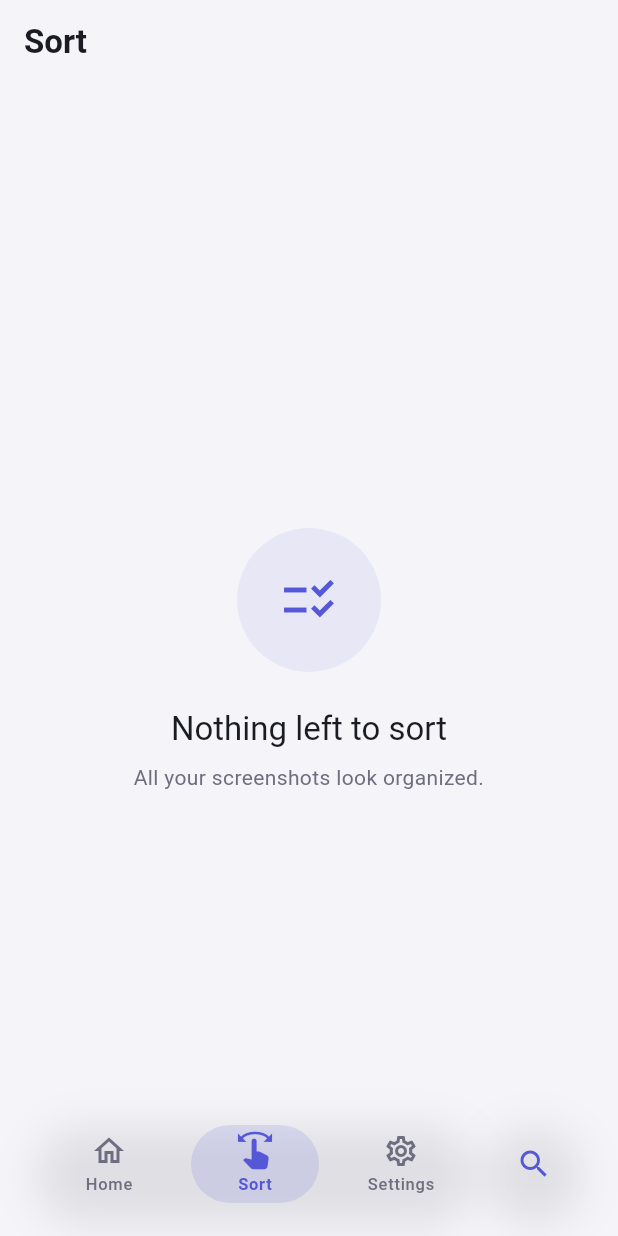
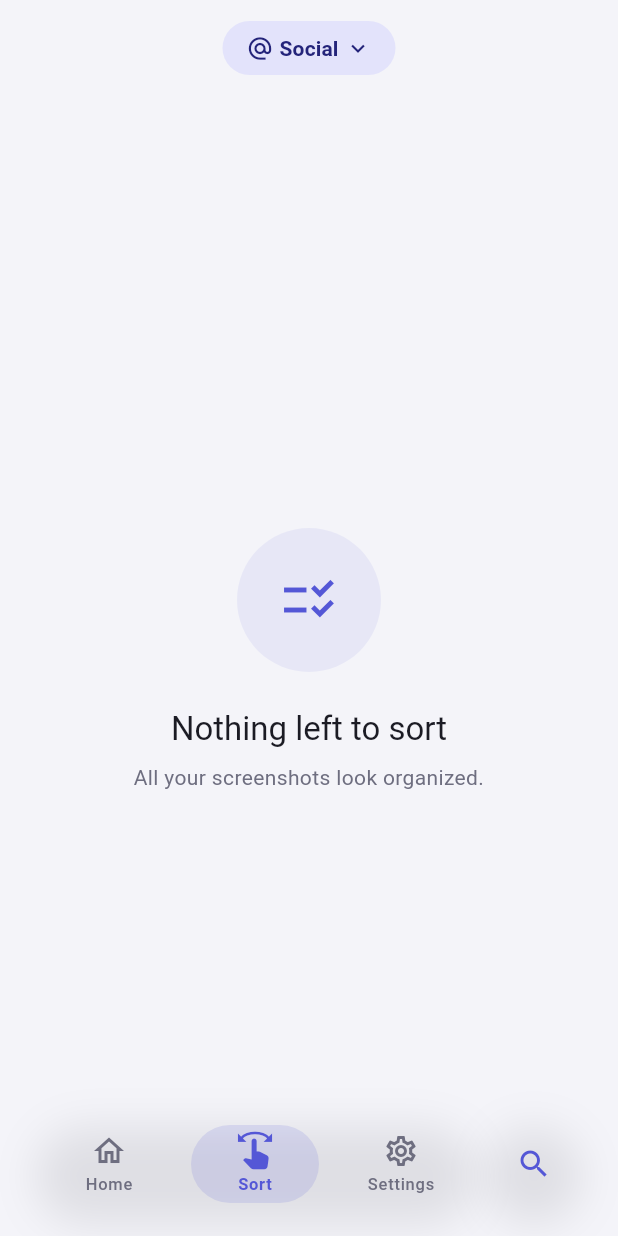
Before and after one commit to dogualagoz/ai-gallery-organizer, a Flutter app: the SortingScreen screen opened by its route, on a phone screen of 412 x 824 dp. Run offline on Flutter 3.47's test engine with Material 3 defaults, Android fonts, the phone set to English and light mode, and no system bars; our stand-ins replace audioplayers, firebase_ai, firebase_core, flutter_riverpod, flutter_secure_storage, go_router and 7 more; missing offline and left inert: firebase_app_check, liquid_glass_renderer, photo_manager, photo_manager_image_provider; accounts and stored records are empty; generated files the repository leaves out were written again; statements that could not run were skipped.

Commit message:
feat(sorting): swipe-up assigns to a chosen category
Rework the swipe deck: left = delete, right = skip, up = assign to the
category selected in a new tappable header chip (category picker sheet).
Drop the board-assignment flow from sorting. setCategory now finalizes a
pending card so it leaves the queue; undo restores the exact prior state
via restoreCategoryState. The AppBar is replaced by an in-page header
(chip + undo + delete counter); no plain title text on top.

Co-Authored-By: Claude Opus 4.8 <noreply@anthropic.com>

```diff
--- a/lib/features/sorting/sorting_screen.dart
+++ b/lib/features/sorting/sorting_screen.dart
@@ -1,27 +1,24 @@
 // Swipe sıralama ekranı: analiz edilmemiş/"diğer" screenshot'lar için
-// sola sil / sağa panoya ata / yukarı atla kart akışı.
+// sola sil / sağa atla / yukarı seçili kategoriye ata kart akışı.
 import 'package:flutter/material.dart';
 import 'package:flutter_riverpod/flutter_riverpod.dart';
 import 'package:go_router/go_router.dart';
 import 'package:photo_manager/photo_manager.dart';
 
 import '../../core/constants/ui_constants.dart';
+import '../../core/l10n/category_labels.dart';
 import '../../core/l10n/l10n_extension.dart';
-import '../../core/models/board.dart';
 import '../../core/models/screenshot_category.dart';
 import '../../core/models/screenshot_entry.dart';
 import '../../core/router/app_router.dart';
+import '../../core/services/category_names_service.dart';
 import '../../core/services/entitlement_service.dart';
 import '../../core/services/haptic_service.dart';
 import '../../core/services/review_service.dart';
-import '../boards/providers/board_provider.dart';
-import '../boards/widgets/board_name_dialog.dart';
 import '../gallery/data/screenshot_repository.dart';
 import '../gallery/providers/gallery_provider.dart';
+import 'widgets/category_picker_sheet.dart';
 import 'widgets/swipe_card.dart';
-
-/// Board seçici sheet'inde "yeni pano oluştur" satırını işaretleyen sentinel.
-const String _createNewBoardSentinel = '__create_new_board__';
 
 class SortingScreen extends ConsumerStatefulWidget {
   const SortingScreen({super.key});
@@ -34,10 +31,20 @@ class SortingScreen extends ConsumerStatefulWidget {
 enum _SwipeType { delete, skip, assign }
 
 class _SwipeAction {
-  const _SwipeAction(this.type, this.assetId);
+  const _SwipeAction(
+    this.type,
+    this.assetId, {
+    this.prevCategory,
+    this.prevAnalyzedAt,
+  });
 
   final _SwipeType type;
   final String assetId;
+
+  /// Kategori-atama öncesi durum (yalnız [_SwipeType.assign] için) — geri
+  /// alınınca kartı birebir eski haline döndürmek için saklanır.
+  final ScreenshotCategory? prevCategory;
+  final DateTime? prevAnalyzedAt;
 }
 
 class _SortingScreenState extends ConsumerState<SortingScreen> {
@@ -56,6 +63,9 @@ class _SortingScreenState extends ConsumerState<SortingScreen> {
 
   /// Sort sekmesi bir önceki karede aktif miydi — çıkışı (aktif→pasif) yakalar.
   bool _wasTabActive = true;
+
+  /// Yukarı kaydırmanın hedef kategorisi; üstteki chip'ten değiştirilir.
+  ScreenshotCategory _selectedCategory = ScreenshotCategory.social;
 
   /// Alttaki aksiyon butonlarının üstteki karta jest gönderebilmesi için.
   final SwipeCardController _cardController = SwipeCardController();
@@ -99,27 +109,28 @@ class _SortingScreenState extends ConsumerState<SortingScreen> {
         )
         .toList();
 
+    final Map<int, String> categoryNames = ref.watch(categoryNamesProvider);
+    final String categoryLabel = _selectedCategory.displayName(
+      l10n,
+      categoryNames,
+    );
+
     return Scaffold(
-      appBar: AppBar(
-        title: Text(l10n.sortingTitle),
-        actions: [
-          if (_history.isNotEmpty)
-            IconButton(
-              tooltip: l10n.sortingUndo,
-              icon: const Icon(Icons.undo),
-              onPressed: _undo,
+      body: SafeArea(
+        bottom: false,
+        child: Column(
+          children: [
+            _SortHeader(
+              categoryIcon: _selectedCategory.icon,
+              categoryLabel: categoryLabel,
+              remaining: queue.length,
+              pendingDeleteCount: _pendingDeletes.length,
+              canUndo: _history.isNotEmpty,
+              onUndo: _undo,
+              onPickCategory: _pickCategory,
             ),
-          // Silme ikonu artık ayrı bir buton/onay değil; yalnızca kaç kartın
-          // silmeye kuyruklandığını gösteren bir sayaç. Gerçek silme, Sort
-          // sekmesinden çıkışta iOS'un kendi onayıyla yapılır.
-          if (_pendingDeletes.isNotEmpty)
-            Padding(
-              padding: const EdgeInsets.only(right: AppSpacing.md),
-              child: _PendingDeleteCounter(count: _pendingDeletes.length),
-            ),
-        ],
-      ),
-      body: !entitlement.canSwipe
+            Expanded(
+              child: !entitlement.canSwipe
                   ? const _SortingLimit()
                   : queue.isEmpty
                   ? (_pendingDeletes.isEmpty
@@ -132,14 +143,31 @@ class _SortingScreenState extends ConsumerState<SortingScreen> {
                   : _SortingDeck(
                       top: queue.first,
                       next: queue.length > 1 ? queue[1] : null,
-              remaining: queue.length,
                       asset: repo.assetFor(queue.first.assetId),
                       controller: _cardController,
+                      categoryIcon: _selectedCategory.icon,
+                      categoryLabel: categoryLabel,
                       onDelete: () => _queueDelete(queue.first.assetId),
                       onSkip: () => _skipCard(queue.first.assetId),
-              onAssign: () => _handleAssign(queue.first.assetId),
+                      onAssign: () => _assignToCategory(queue.first),
+                    ),
+            ),
+          ],
+        ),
       ),
     );
+  }
+
+  /// Yukarı-atama hedef kategorisini seçtirir.
+  Future<void> _pickCategory() async {
+    Haptics.tap();
+    final ScreenshotCategory? selected = await showCategoryPickerSheet(
+      context,
+      selected: _selectedCategory,
+    );
+    if (selected != null && mounted) {
+      setState(() => _selectedCategory = selected);
+    }
   }
 
   /// Sola kaydırma: hemen silmez, silinecekler kümesine ekler (tek onay için).
@@ -172,11 +200,14 @@ class _SortingScreenState extends ConsumerState<SortingScreen> {
       case _SwipeType.skip:
         setState(() => _skippedIds.remove(action.assetId));
       case _SwipeType.assign:
-        // Atama öncesi kart kuyrukta (boardId == null) olduğundan geri alınca
-        // board'dan çıkarılır ve deste başına yeniden düşer.
+        // Atama öncesi kategori/analiz durumuna geri dön → kart deste başına düşer.
         await ref
             .read(screenshotRepositoryProvider)
-            .assignToBoard(action.assetId, null);
+            .restoreCategoryState(
+              action.assetId,
+              category: action.prevCategory,
+              analyzedAt: action.prevAnalyzedAt,
+            );
         if (mounted) setState(() {});
     }
   }
@@ -219,50 +250,26 @@ class _SortingScreenState extends ConsumerState<SortingScreen> {
     }
   }
 
-  Future<void> _handleAssign(String assetId) async {
-    final List<Board> boards = ref.read(boardsProvider).value ?? const [];
-    final String? choice = await showModalBottomSheet<String>(
-      context: context,
-      shape: const RoundedRectangleBorder(
-        borderRadius: BorderRadius.vertical(top: Radius.circular(AppRadius.lg)),
-      ),
-      builder: (_) => _BoardPickerSheet(boards: boards),
-    );
-    if (choice == null || !mounted) return;
-
-    if (choice == _createNewBoardSentinel) {
-      await _createBoardAndAssign(assetId);
-      return;
-    }
+  /// Yukarı kaydırma: kartı üstte seçili kategoriye atar. Atama öncesi durum
+  /// geri-al için saklanır; setCategory pending kartı "işlendi" yapıp kuyruktan
+  /// düşürür.
+  Future<void> _assignToCategory(ScreenshotEntry entry) async {
     Haptics.tick();
-    await ref.read(screenshotRepositoryProvider).assignToBoard(assetId, choice);
+    await ref
+        .read(screenshotRepositoryProvider)
+        .setCategory(entry.assetId, _selectedCategory);
     await ref.read(entitlementProvider.notifier).registerSwipe();
     if (mounted) {
-      setState(() => _history.add(_SwipeAction(_SwipeType.assign, assetId)));
-    }
-  }
-
-  Future<void> _createBoardAndAssign(String assetId) async {
-    final l10n = context.l10n;
-    if (!ref.read(entitlementProvider).canCreateBoards) {
-      if (mounted) context.push(AppRoutes.paywall);
-      return;
-    }
-    final String? name = await showDialog<String>(
-      context: context,
-      builder: (_) => BoardNameDialog(
-        title: l10n.boardsNewBoardDialogTitle,
-        confirmLabel: l10n.boardsCreateAction,
+      setState(
+        () => _history.add(
+          _SwipeAction(
+            _SwipeType.assign,
+            entry.assetId,
+            prevCategory: entry.category,
+            prevAnalyzedAt: entry.analyzedAt,
+          ),
         ),
       );
-    if (name == null || name.isEmpty || !mounted) return;
-    final Board created = await ref.read(boardsProvider.notifier).create(name);
-    await ref
-        .read(screenshotRepositoryProvider)
-        .assignToBoard(assetId, created.id);
-    await ref.read(entitlementProvider.notifier).registerSwipe();
-    if (mounted) {
-      setState(() => _history.add(_SwipeAction(_SwipeType.assign, assetId)));
     }
   }
 
@@ -278,9 +285,10 @@ class _SortingDeck extends StatelessWidget {
   const _SortingDeck({
     required this.top,
     required this.next,
-    required this.remaining,
     required this.asset,
     required this.controller,
+    required this.categoryIcon,
+    required this.categoryLabel,
     required this.onDelete,
     required this.onSkip,
     required this.onAssign,
@@ -288,9 +296,10 @@ class _SortingDeck extends StatelessWidget {
 
   final ScreenshotEntry top;
   final ScreenshotEntry? next;
-  final int remaining;
   final AssetEntity? asset;
   final SwipeCardController controller;
+  final IconData categoryIcon;
+  final String categoryLabel;
   final Future<bool> Function() onDelete;
   final VoidCallback onSkip;
   final VoidCallback onAssign;
@@ -315,19 +324,6 @@ class _SortingDeck extends StatelessWidget {
       ),
       child: Column(
         children: [
-          // Kalan kart sayısı (silme sayacı artık yalnız üst bardadır).
-          SizedBox(
-            height: 28,
-            child: Center(
-              child: Text(
-                context.l10n.sortingRemainingCount(remaining),
-                style: Theme.of(context).textTheme.bodyMedium?.copyWith(
-                  color: Theme.of(context).colorScheme.onSurfaceVariant,
-                ),
-              ),
-            ),
-          ),
-          const SizedBox(height: AppSpacing.md),
           Expanded(
             child: LayoutBuilder(
               builder: (context, constraints) {
@@ -368,6 +364,8 @@ class _SortingDeck extends StatelessWidget {
                           key: ValueKey(top.assetId),
                           asset: asset,
                           controller: controller,
+                          assignIcon: categoryIcon,
+                          assignLabel: categoryLabel,
                           onDelete: onDelete,
                           onSkip: onSkip,
                           onAssign: onAssign,
@@ -381,6 +379,8 @@ class _SortingDeck extends StatelessWidget {
           ),
           const SizedBox(height: AppSpacing.lg),
           _SortingActionRow(
+            categoryIcon: categoryIcon,
+            categoryLabel: categoryLabel,
             onDelete: controller.triggerDelete,
             onSkip: controller.triggerSkip,
             onAssign: controller.triggerAssign,
@@ -392,15 +392,19 @@ class _SortingDeck extends StatelessWidget {
 }
 
 /// Her zaman görünen aksiyon satırı: sol/orta/sağ konumu ilgili jest yönüyle
-/// eşleşir (sil-sol, atla-yukarı, panoya ekle-sağ), böylece kullanıcı jesti
+/// eşleşir (sil-sol, kategori-yukarı, atla-sağ), böylece kullanıcı jesti
 /// denemeden önce ne işe yaradığını görür; dokunarak da tetiklenebilir.
 class _SortingActionRow extends StatelessWidget {
   const _SortingActionRow({
+    required this.categoryIcon,
+    required this.categoryLabel,
     required this.onDelete,
     required this.onSkip,
     required this.onAssign,
   });
 
+  final IconData categoryIcon;
+  final String categoryLabel;
   final VoidCallback onDelete;
   final VoidCallback onSkip;
   final VoidCallback onAssign;
@@ -408,6 +412,7 @@ class _SortingActionRow extends StatelessWidget {
   @override
   Widget build(BuildContext context) {
     final l10n = context.l10n;
+    final ColorScheme scheme = Theme.of(context).colorScheme;
     return Row(
       mainAxisAlignment: MainAxisAlignment.spaceEvenly,
       children: [
@@ -418,16 +423,16 @@ class _SortingActionRow extends StatelessWidget {
           onTap: onDelete,
         ),
         _SortingActionButton(
-          icon: Icons.arrow_upward,
+          icon: categoryIcon,
+          label: categoryLabel,
+          color: scheme.primary,
+          onTap: onAssign,
+        ),
+        _SortingActionButton(
+          icon: Icons.arrow_forward,
           label: l10n.sortingHintSkip,
           color: Colors.blueGrey,
           onTap: onSkip,
-        ),
-        _SortingActionButton(
-          icon: Icons.bookmark_add_outlined,
-          label: l10n.sortingHintAssign,
-          color: Colors.green,
-          onTap: onAssign,
         ),
       ],
     );
@@ -475,38 +480,145 @@ class _SortingActionButton extends StatelessWidget {
   }
 }
 
-class _BoardPickerSheet extends StatelessWidget {
-  const _BoardPickerSheet({required this.boards});
+/// Sort ekranının üst başlığı (AppBar yerine): solda geri-al, ortada seçili
+/// kategori chip'i (dokununca değiştirir), sağda silme sayacı; altında kalan
+/// kart sayısı ince bir gösterge olarak. Üstte belirgin düz başlık yoktur.
+class _SortHeader extends StatelessWidget {
+  const _SortHeader({
+    required this.categoryIcon,
+    required this.categoryLabel,
+    required this.remaining,
+    required this.pendingDeleteCount,
+    required this.canUndo,
+    required this.onUndo,
+    required this.onPickCategory,
+  });
 
-  final List<Board> boards;
+  final IconData categoryIcon;
+  final String categoryLabel;
+  final int remaining;
+  final int pendingDeleteCount;
+  final bool canUndo;
+  final VoidCallback onUndo;
+  final VoidCallback onPickCategory;
 
   @override
   Widget build(BuildContext context) {
     final l10n = context.l10n;
-    return SafeArea(
+    final ColorScheme scheme = Theme.of(context).colorScheme;
+    return Padding(
+      padding: const EdgeInsets.fromLTRB(
+        AppSpacing.sm,
+        AppSpacing.sm,
+        AppSpacing.sm,
+        0,
+      ),
+      child: Column(
+        children: [
+          SizedBox(
+            height: 48,
+            child: Stack(
+              alignment: Alignment.center,
+              children: [
+                Center(
+                  child: _CategoryChip(
+                    icon: categoryIcon,
+                    label: categoryLabel,
+                    onTap: onPickCategory,
+                  ),
+                ),
+                if (canUndo)
+                  Align(
+                    alignment: Alignment.centerLeft,
+                    child: IconButton(
+                      tooltip: l10n.sortingUndo,
+                      icon: const Icon(Icons.undo),
+                      onPressed: onUndo,
+                    ),
+                  ),
+                if (pendingDeleteCount > 0)
+                  Align(
+                    alignment: Alignment.centerRight,
                     child: Padding(
-        padding: const EdgeInsets.all(AppSpacing.md),
-        child: Column(
-          mainAxisSize: MainAxisSize.min,
-          crossAxisAlignment: CrossAxisAlignment.start,
-          children: [
-            Text(
-              l10n.sortingAssignSheetTitle,
-              style: Theme.of(context).textTheme.titleMedium,
+                      padding: const EdgeInsets.only(right: AppSpacing.sm),
+                      child: _PendingDeleteCounter(count: pendingDeleteCount),
                     ),
-            const SizedBox(height: AppSpacing.sm),
-            for (final Board board in boards)
-              ListTile(
-                leading: const Icon(Icons.folder_outlined),
-                title: Text(board.name),
-                onTap: () => Navigator.of(context).pop(board.id),
-              ),
-            ListTile(
-              leading: const Icon(Icons.add),
-              title: Text(l10n.boardsNewBoardAction),
-              onTap: () => Navigator.of(context).pop(_createNewBoardSentinel),
                   ),
               ],
+            ),
+          ),
+          if (remaining > 0)
+            Padding(
+              padding: const EdgeInsets.only(top: AppSpacing.xs),
+              child: Text(
+                l10n.sortingRemainingCount(remaining),
+                style: Theme.of(
+                  context,
+                ).textTheme.labelMedium?.copyWith(color: scheme.onSurfaceVariant),
+              ),
+            ),
+        ],
+      ),
+    );
+  }
+}
+
+/// Seçili yukarı-atama kategorisini gösteren, dokununca değiştiren pill.
+class _CategoryChip extends StatelessWidget {
+  const _CategoryChip({
+    required this.icon,
+    required this.label,
+    required this.onTap,
+  });
+
+  final IconData icon;
+  final String label;
+  final VoidCallback onTap;
+
+  @override
+  Widget build(BuildContext context) {
+    final ColorScheme scheme = Theme.of(context).colorScheme;
+    return Material(
+      color: scheme.primaryContainer,
+      borderRadius: BorderRadius.circular(AppRadius.pill),
+      clipBehavior: Clip.antiAlias,
+      child: InkWell(
+        onTap: onTap,
+        child: ConstrainedBox(
+          // Uzun özel adlar undo/sayaç ile çakışmasın diye ekranın %60'ıyla sınırla.
+          constraints: BoxConstraints(
+            maxWidth: MediaQuery.sizeOf(context).width * 0.6,
+          ),
+          child: Padding(
+            padding: const EdgeInsets.symmetric(
+              horizontal: AppSpacing.md,
+              vertical: AppSpacing.sm,
+            ),
+            child: Row(
+              mainAxisSize: MainAxisSize.min,
+              children: [
+                Icon(icon, size: 18, color: scheme.onPrimaryContainer),
+                const SizedBox(width: AppSpacing.xs),
+                Flexible(
+                  child: Text(
+                    label,
+                    maxLines: 1,
+                    overflow: TextOverflow.ellipsis,
+                    style: Theme.of(context).textTheme.labelLarge?.copyWith(
+                      color: scheme.onPrimaryContainer,
+                      fontWeight: FontWeight.w600,
+                    ),
+                  ),
+                ),
+                const SizedBox(width: AppSpacing.xs),
+                Icon(
+                  Icons.expand_more,
+                  size: 18,
+                  color: scheme.onPrimaryContainer,
+                ),
+              ],
+            ),
+          ),
         ),
       ),
     );
```
Also changed, not shown: lib/features/gallery/data/screenshot_repository.dart (+20 -1 lines), lib/features/sorting/widgets/swipe_card.dart (+23 -14 lines). Lines whose indentation alone changed are shown as unchanged.
